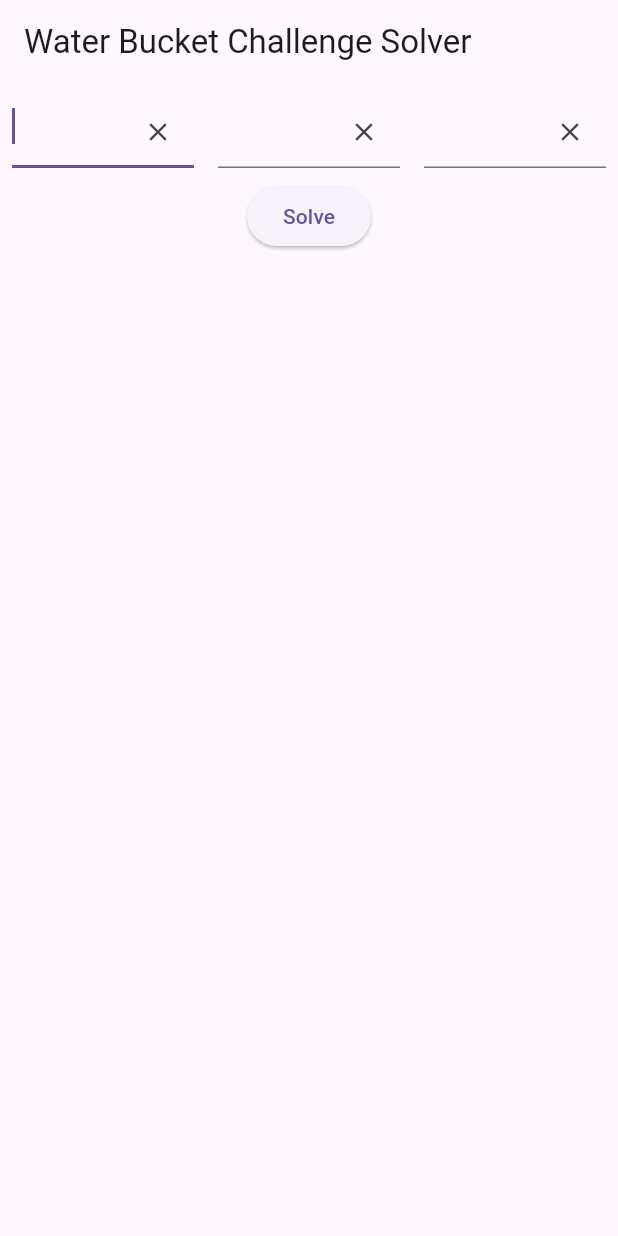
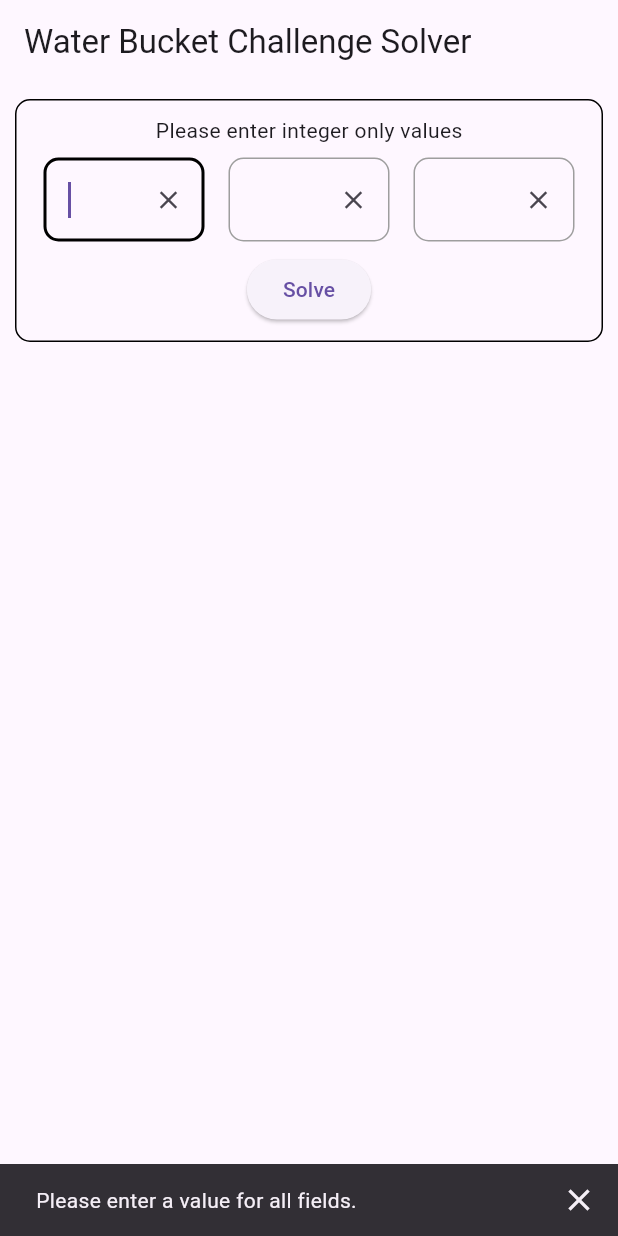
Before and after one commit to sohaib68/waterbucketsolver, a Flutter app: the screen it shows after launch, after a tap on "Solve", on a phone screen of 412 x 824 dp. Run offline on Flutter 3.47's test engine with Material 3 defaults, Android fonts, the light colour scheme and no system bars; our stand-ins replace equatable, flutter_bloc, formz.

Commit message:
Custom textfield.

```diff
--- a/lib/pages/waterbucket_solver_cubit.dart
+++ b/lib/pages/waterbucket_solver_cubit.dart
@@ -51,7 +51,7 @@ class WaterBucketSolverCubit extends Cubit<WaterBucketSolverState> {
 
   void solve(int x, int y, int z) {
     if (!canSolve(x, y, z)) {
-      emit(state.copyWith(solutionSteps: [], isSolutionFound: true));
+      emit(state.copyWith(solutionSteps: [], solutionNotFound: true));
     }
     visited = <BucketState>{};
     Queue<List<BucketAction>> queue = Queue();
@@ -76,7 +76,7 @@ class WaterBucketSolverCubit extends Cubit<WaterBucketSolverState> {
             'explanation': 'Achieve target directly'
           });
         }
-        emit(state.copyWith(solutionSteps: solutionSteps, isSolutionFound: true));
+        emit(state.copyWith(solutionSteps: solutionSteps, solutionNotFound: true));
       }
 
       if (!visited.contains(currentState)) {
--- a/lib/pages/waterbucket_solver_page.dart
+++ b/lib/pages/waterbucket_solver_page.dart
@@ -2,6 +2,7 @@ import 'package:flutter/material.dart';
 import 'package:flutter/services.dart';
 import 'package:flutter_bloc/flutter_bloc.dart';
 import 'package:waterbucketsolver/pages/waterbucket_solver_cubit.dart';
+import 'package:waterbucketsolver/widgets/custrom_int_textfield.dart';
 
 class WaterBucketSolverPage extends StatefulWidget {
   const WaterBucketSolverPage({super.key});
@@ -14,14 +15,37 @@ class WaterBucketSolverPageState extends State<WaterBucketSolverPage> {
   final TextEditingController _xController = TextEditingController();
   final TextEditingController _yController = TextEditingController();
   final TextEditingController _zController = TextEditingController();
+  final FocusNode _xFocus = FocusNode();
+  final FocusNode _yFocus = FocusNode();
+  final FocusNode _zFocus = FocusNode();
+
+  @override
+  void dispose() {
+    _xController.dispose();
+    _yController.dispose();
+    _zController.dispose();
+    _xFocus.dispose();
+    _yFocus.dispose();
+    _zFocus.dispose();
+    super.dispose();
+  }
 
   void _solveWaterJugProblem() {
     final cubit = context.read<WaterBucketSolverCubit>();
-    final int x = int.parse(_xController.text);
-    final int y = int.parse(_yController.text);
-    final int z = int.parse(_zController.text);
+    final int? x = int.tryParse(_xController.text);
+    final int? y = int.tryParse(_yController.text);
+    final int? z = int.tryParse(_zController.text);
+    if (x == null || y == null || z == null) {
+      ScaffoldMessenger.of(context).showSnackBar(snackBar);
+    } else {
       cubit.solve(x, y, z);
     }
+  }
+
+  final snackBar = const SnackBar(
+    showCloseIcon: true,
+    content: Text('Please enter a value for all fields.'),
+  );
 
   @override
   Widget build(BuildContext context) {
@@ -33,47 +57,46 @@ class WaterBucketSolverPageState extends State<WaterBucketSolverPage> {
           ),
           body: Column(
             children: <Widget>[
+              Container(
+                margin: const EdgeInsets.all(10),
+                padding: const EdgeInsets.all(10),
+                decoration: BoxDecoration(
+                  border: Border.all(width: 1.0),
+                  borderRadius: const BorderRadius.all(Radius.circular(10.0) //                 <--- border radius here
+                      ),
+                ),
+                child: Column(
+                  children: [
+                    const Text('Please enter integer only values'),
                     Row(
                       children: [
                         Expanded(
                           child: Padding(
                               padding: const EdgeInsets.all(8.0),
-                      child: TextField(
-                        autofocus: true,
+                              child: CustomIntTextField(
+                                autoFocus: true,
+                                focusNode: _xFocus,
+                                nextFocus: _yFocus,
                                 controller: _xController,
-                        decoration: InputDecoration(
-                            suffixIcon: IconButton(
-                                icon: const Icon(Icons.close), iconSize: 20, onPressed: () => _xController.clear())),
-                        keyboardType: TextInputType.number,
-                        inputFormatters: <TextInputFormatter>[FilteringTextInputFormatter.digitsOnly],
-                      ),
-                    ),
+                              )),
                         ),
                         Expanded(
                           child: Padding(
                               padding: const EdgeInsets.all(8.0),
-                      child: TextField(
+                              child: CustomIntTextField(
+                                focusNode: _yFocus,
+                                nextFocus: _zFocus,
                                 controller: _yController,
-                        decoration: InputDecoration(
-                            suffixIcon: IconButton(
-                                icon: const Icon(Icons.close), iconSize: 20, onPressed: () => _yController.clear())),
-                        keyboardType: TextInputType.number,
-                        inputFormatters: <TextInputFormatter>[FilteringTextInputFormatter.digitsOnly],
-                      ),
-                    ),
+                              )),
                         ),
                         Expanded(
                           child: Padding(
                               padding: const EdgeInsets.all(8.0),
-                      child: TextField(
+                              child: CustomIntTextField(
+                                focusNode: _zFocus,
+                                nextFocus: _xFocus,
                                 controller: _zController,
-                        decoration: InputDecoration(
-                            suffixIcon: IconButton(
-                                icon: const Icon(Icons.close), iconSize: 20, onPressed: () => _zController.clear())),
-                        keyboardType: TextInputType.number,
-                        inputFormatters: <TextInputFormatter>[FilteringTextInputFormatter.digitsOnly],
-                      ),
-                    ),
+                              )),
                         ),
                       ],
                     ),
@@ -81,6 +104,10 @@ class WaterBucketSolverPageState extends State<WaterBucketSolverPage> {
                       onPressed: _solveWaterJugProblem,
                       child: const Text('Solve'),
                     ),
+                  ],
+                ),
+              ),
+
               if (state.solutionSteps.isNotEmpty)
                 Expanded(
                   child: SingleChildScrollView(
@@ -132,10 +159,20 @@ class WaterBucketSolverPageState extends State<WaterBucketSolverPage> {
                     ),
                   ),
                 ),
-              if (state.isSolutionFound && state.solutionSteps.isEmpty)
+              if (state.solutionNotFound && state.solutionSteps.isEmpty)
                 const Padding(
                   padding: EdgeInsets.all(20),
-                  child: Text("Solution not found"),
+                  child: Column(
+                    mainAxisAlignment: MainAxisAlignment.center,
+                    crossAxisAlignment: CrossAxisAlignment.center,
+                    children: [
+                      Padding(
+                        padding: EdgeInsets.all(20.0),
+                        child: Icon(Icons.do_disturb_on, size: 100, color: Colors.red),
+                      ),
+                      Text("Solution not found"),
+                    ],
+                  ),
                 ),
               // Optionally, include a message or container for the initial state
             ],
--- a/lib/pages/waterbucket_solver_state.dart
+++ b/lib/pages/waterbucket_solver_state.dart
@@ -3,31 +3,31 @@ part of 'waterbucket_solver_cubit.dart';
 class WaterBucketSolverState extends Equatable {
   const WaterBucketSolverState({
     this.solutionSteps = const [],
-    this.isSolutionFound = false,
+    this.solutionNotFound = false,
     this.status = FormzStatus.pure,
     this.errorMessage,
     this.filter,
   });
 
   final List<Map<String, String>> solutionSteps;
-  final bool isSolutionFound;
+  final bool solutionNotFound;
   final FormzStatus status;
   final String? errorMessage;
   final String? filter;
 
   @override
-  List<Object?> get props => [solutionSteps, isSolutionFound, status, errorMessage, filter];
+  List<Object?> get props => [solutionSteps, solutionNotFound, status, errorMessage, filter];
 
   WaterBucketSolverState copyWith({
     List<Map<String, String>>? solutionSteps,
-    bool? isSolutionFound,
+    bool? solutionNotFound,
     FormzStatus? status,
     String? errorMessage,
     String? filter,
   }) {
     return WaterBucketSolverState(
       solutionSteps: solutionSteps ?? this.solutionSteps,
-      isSolutionFound: isSolutionFound ?? this.isSolutionFound,
+      solutionNotFound: solutionNotFound ?? this.solutionNotFound,
       status: status ?? this.status,
       errorMessage: errorMessage ?? this.errorMessage,
       filter: filter ?? this.filter,
--- /dev/null
+++ b/lib/widgets/custrom_int_textfield.dart
@@ -0,0 +1,46 @@
+import 'package:flutter/material.dart';
+import 'package:flutter/services.dart';
+
+class CustomIntTextField extends StatelessWidget {
+  final bool? autoFocus;
+  final String? label;
+  final TextEditingController? controller;
+  final FocusNode? focusNode;
+  final FocusNode? nextFocus;
+
+  const CustomIntTextField({Key? key, this.autoFocus, this.label, this.controller, this.focusNode, this.nextFocus})
+      : super(key: key);
+
+  @override
+  Widget build(BuildContext context) {
+    return TextField(
+      autofocus: autoFocus ?? false,
+      focusNode: focusNode,
+      controller: controller,
+      decoration: InputDecoration(
+          enabledBorder: OutlineInputBorder(
+              borderSide: const BorderSide(color: Colors.grey), borderRadius: BorderRadius.circular(10)),
+          focusedBorder: OutlineInputBorder(
+            borderSide: const BorderSide(
+              color: Colors.black,
+              width: 2,
+            ),
+            borderRadius: BorderRadius.circular(10),
+          ),
+          errorBorder: OutlineInputBorder(
+            borderSide: const BorderSide(
+              color: Colors.red,
+              width: 2,
+            ),
+            borderRadius: BorderRadius.circular(10),
+          ),
+          suffixIcon:
+              IconButton(icon: const Icon(Icons.close_outlined), iconSize: 20, onPressed: () => controller?.clear())),
+      keyboardType: TextInputType.number,
+      inputFormatters: <TextInputFormatter>[FilteringTextInputFormatter.digitsOnly],
+      onSubmitted: (_) {
+        FocusScope.of(context).requestFocus(nextFocus);
+      },
+    );
+  }
+}
```
Lines whose indentation alone changed are shown as unchanged.
